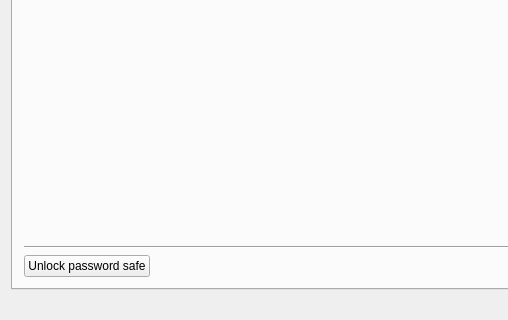
Above: ui/mainwindow.ui from Nitrokey/nitrokey-app before the change; both pictures show x 0 to 508 and y 461 to 781 of the 801 by 781 pixel window. Below: the same form after it.
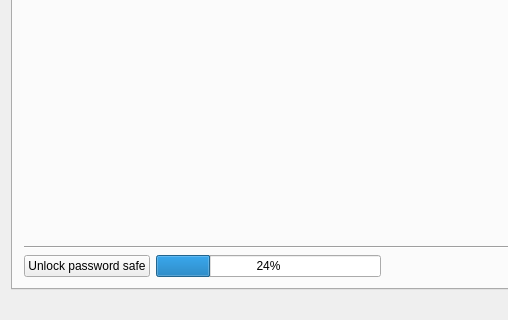
That is the form after the change. The open tabs and pages were chosen to show the change. Icons and pictures are not drawn.

Commit message: Make reading PWS data threaded, WIP progress bar

```diff
--- a/ui/mainwindow.ui
+++ b/ui/mainwindow.ui
@@ -1213,6 +1213,13 @@
             </property>
            </widget>
           </item>
+          <item>
+           <widget class="QProgressBar" name="PWS_progressBar">
+            <property name="value">
+             <number>24</number>
+            </property>
+           </widget>
+          </item>
           <item>
            <spacer name="horizontalSpacer_3">
             <property name="orientation">
```
Left out of the diff: 2 changed lines with no effect on the pictures. The commit also changes 2 other files.
